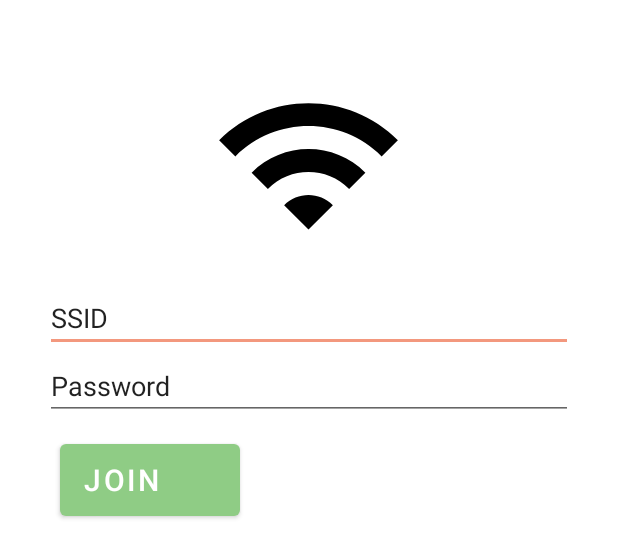
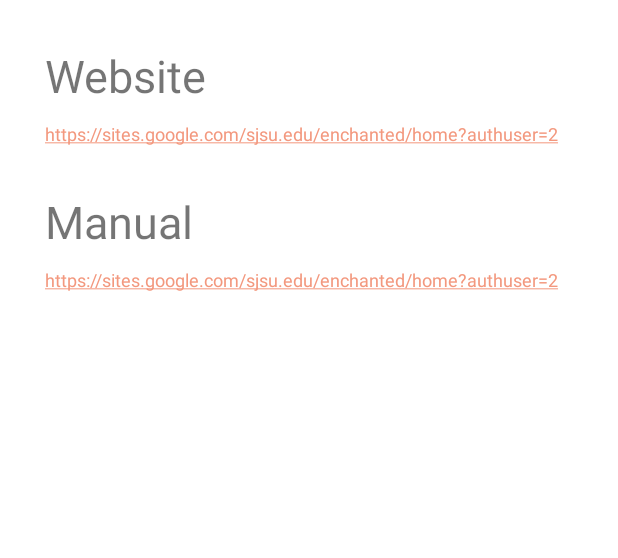
Before and after one commit to chengfangho/EnchantedPetsApp, an Android app: the layout fragment_settings.xml on its own in the app's theme, with its tools: preview values and no code run, on a phone screen of 412 x 824 dp. Shown: the top 558 px of the screen. Run offline under Robolectric (Android 15) with nearby library versions, the phone set to English and light mode, and no system bars.

```diff
--- a/app/src/main/res/layout/fragment_bluetoothtest.xml
+++ b/app/src/main/res/layout/fragment_bluetoothtest.xml
@@ -47,6 +47,7 @@
         android:layout_height="wrap_content"
         android:id="@+id/ssid_text"
         android:layout_below="@+id/ssid_label"
+        android:singleLine="true"
         android:layout_alignParentStart="true" />
 
 
@@ -64,6 +65,7 @@
         android:id="@+id/psk_text"
         android:layout_below="@+id/psk_label"
         android:layout_alignParentStart="true"
+        android:singleLine="true"
         android:inputType="textPassword"/>
 
 
--- a/app/src/main/res/layout/fragment_settings.xml
+++ b/app/src/main/res/layout/fragment_settings.xml
@@ -19,41 +19,39 @@
         app:layout_constraintStart_toStartOf="parent"
         app:layout_constraintTop_toTopOf="parent">
 
-
-        <ImageView
-            android:id="@+id/imageView"
-            android:layout_width="130dp"
-            android:layout_height="159dp"
-            android:layout_gravity="center"
-            app:srcCompat="@drawable/ic_baseline_wifi_24"
-            tools:src="@tools:sample/avatars" />
-
-
-        <EditText
-            android:id="@+id/editTextTextPersonName"
+        <TextView
+            android:id="@+id/textView"
             android:layout_width="match_parent"
             android:layout_height="wrap_content"
-            android:ems="10"
-            android:text="SSID"
-            />
+            android:text="Website"
+            android:textSize="30dp"
+            android:layout_marginBottom="10dp"/>
 
-        <EditText
-            android:id="@+id/editTextTextPassword"
+        <TextView
+            android:id="@+id/textView5"
             android:layout_width="match_parent"
             android:layout_height="wrap_content"
-            android:ems="10"
-            android:text="Password"
-            />
+            android:text="https://sites.google.com/sjsu.edu/enchanted/home?authuser=2"
+            android:textSize="12dp"
+            android:autoLink="web"
+            android:layout_marginBottom="30dp"/>
 
+        <TextView
+            android:id="@+id/textView6"
+            android:layout_width="match_parent"
+            android:layout_height="wrap_content"
+            android:text="Manual"
+            android:textSize="30dp"
+            android:layout_marginBottom="10dp"/>
 
-        <Button
-            android:id="@+id/textView3"
-            android:layout_width="120dp"
-            android:layout_height="60dp"
-            android:layout_margin="10dp"
-            android:text="Join"
-            android:textAlignment="textStart"
-            android:textSize="20dp" />
+        <TextView
+            android:id="@+id/textView7"
+            android:layout_width="match_parent"
+            android:layout_height="wrap_content"
+            android:text="https://sites.google.com/sjsu.edu/enchanted/home?authuser=2"
+            android:textSize="12dp"
+            android:autoLink="web"
+            android:layout_marginBottom="40dp"/>
 
     </LinearLayout>
 </androidx.constraintlayout.widget.ConstraintLayout>
```
Also changed, not shown: app/src/main/java/com/example/enchantedpetsapp/HomeFragment.java (+42 -5 lines), app/src/main/java/com/example/enchantedpetsapp/MainActivity.java (+45 -28 lines), app/src/main/res/menu/bottom_nav_menu.xml (+6 -6 lines), app/src/main/java/com/example/enchantedpetsapp/Connector.java (line endings or trailing spaces).
